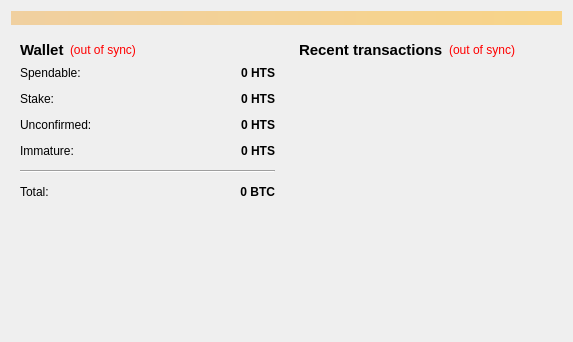
Before: the Qt Designer form src/qt/forms/overviewpage.ui in zero24x/glovecoin, drawn with Qt 5.
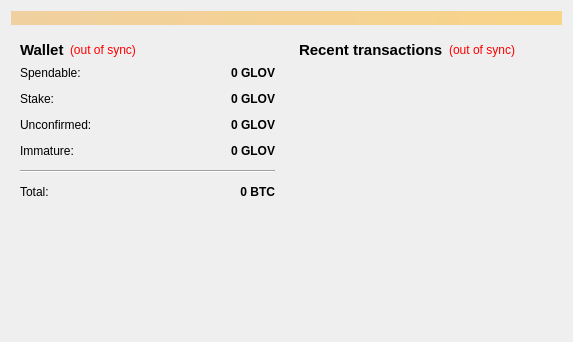
After: the same form once the commit is applied. Icons and pictures are not drawn.

The edit to the form file:
```diff
--- a/src/qt/forms/overviewpage.ui
+++ b/src/qt/forms/overviewpage.ui
@@ -118,7 +118,7 @@
                <string>Your current spendable balance</string>
               </property>
               <property name="text">
-               <string notr="true">0 HTS</string>
+               <string notr="true">0 GLOV</string>
               </property>
               <property name="alignment">
                <set>Qt::AlignRight|Qt::AlignTrailing|Qt::AlignVCenter</set>
@@ -150,7 +150,7 @@
                <string>Total of coins that was staked, and do not yet count toward the current balance</string>
               </property>
               <property name="text">
-               <string notr="true">0 HTS</string>
+               <string notr="true">0 GLOV</string>
               </property>
               <property name="alignment">
                <set>Qt::AlignRight|Qt::AlignTrailing|Qt::AlignVCenter</set>
@@ -182,7 +182,7 @@
                <string>Total of transactions that have yet to be confirmed, and do not yet count toward the current balance</string>
               </property>
               <property name="text">
-               <string notr="true">0 HTS</string>
+               <string notr="true">0 GLOV</string>
               </property>
               <property name="alignment">
                <set>Qt::AlignRight|Qt::AlignTrailing|Qt::AlignVCenter</set>
@@ -211,7 +211,7 @@
                <string>Mined balance that has not yet matured</string>
               </property>
               <property name="text">
-               <string notr="true">0 HTS</string>
+               <string notr="true">0 GLOV</string>
               </property>
               <property name="alignment">
                <set>Qt::AlignRight|Qt::AlignTrailing|Qt::AlignVCenter</set>
```
Left out of the diff: 4 changed lines with no effect on the pictures.
